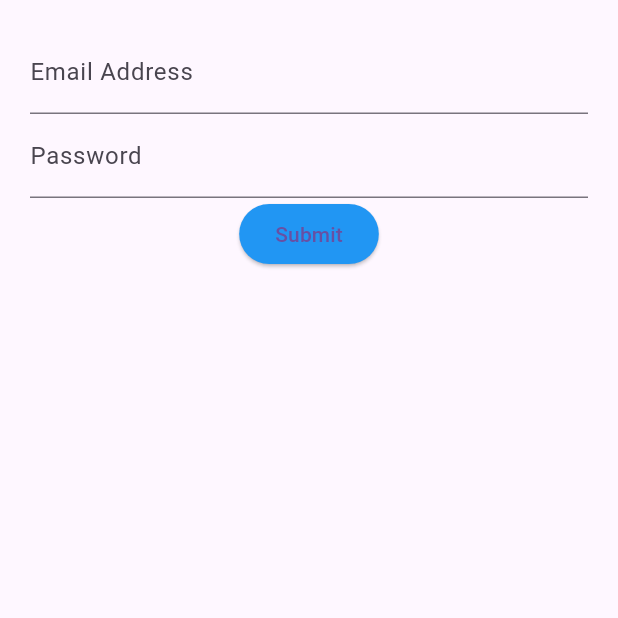
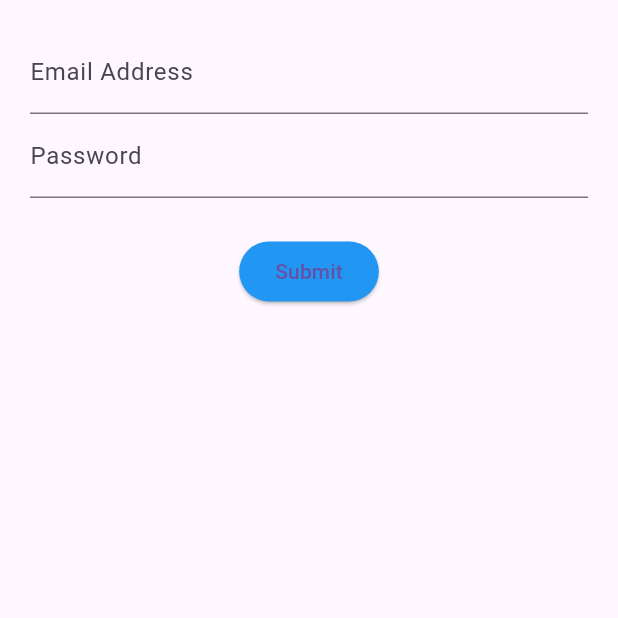
Before and after one commit to Maichonok/Forms-and-Validation-with-Flutter, a Flutter app: the screen it shows after launch, on a phone screen of 412 x 824 dp, the top half of it. Run offline on Flutter 3.47's test engine with Material 3 defaults, Android fonts, the phone set to English and light mode, and no system bars.

Commit message:
Layout Control

```diff
--- a/lib/src/screens/login_screen.dart
+++ b/lib/src/screens/login_screen.dart
@@ -12,7 +12,12 @@ class _LoginScreenState extends State<LoginScreen> {
       margin: EdgeInsets.all(20.0),
       child: Form(
         child: Column(
-          children: [emailField(), passwordField(), submitButton()],
+          children: [
+            emailField(),
+            passwordField(),
+            Container(margin: EdgeInsets.only(top: 25.0)),
+            submitButton(),
+          ],
         ),
       ),
     );
@@ -41,9 +46,7 @@ class _LoginScreenState extends State<LoginScreen> {
   Widget submitButton() {
     return ElevatedButton(
       onPressed: () {},
-      style: ElevatedButton.styleFrom(
-        backgroundColor: Colors.blue, // цвет фона кнопки
-      ),
+      style: ElevatedButton.styleFrom(backgroundColor: Colors.blue),
       child: Text('Submit'),
     );
   }
```
